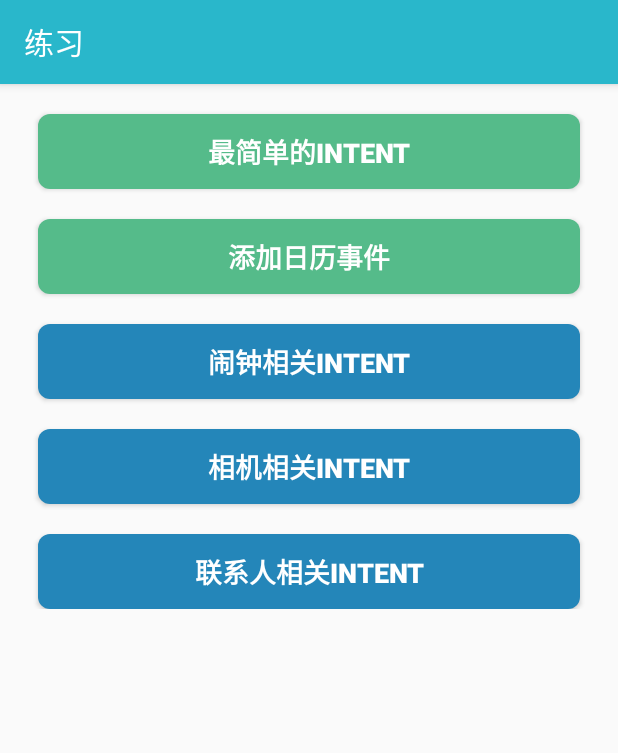
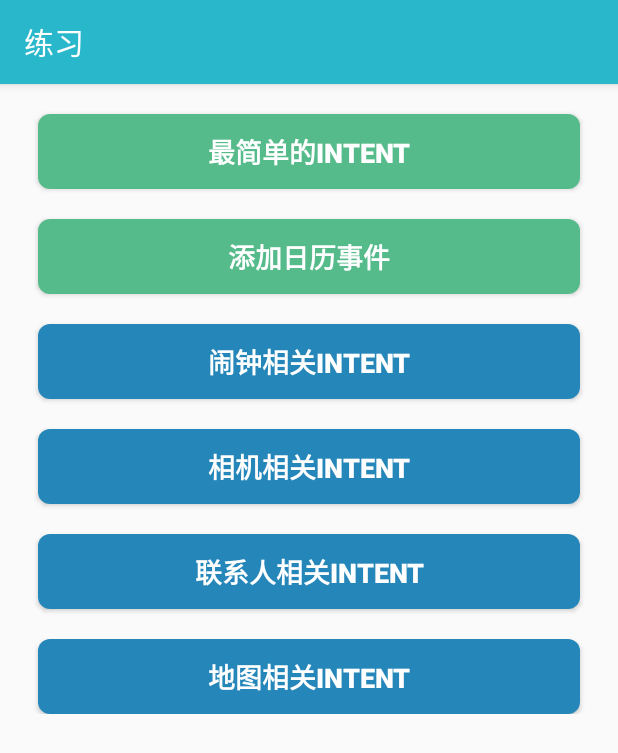
Before and after one commit to SnailLxy/exercise, an Android app: the CommonIntentActivity screen opened directly, with no data from a screen before it, on a phone screen of 412 x 824 dp. Shown: the top 753 px of the screen. Run offline under Robolectric (Android 15) with nearby library versions, the phone set to English and light mode, and no system bars; our stand-ins replace data binding.

Commit message:
[练习]-添加显示地图相关intent练习 功能： 添加显示地图相关隐式intent使用练习，使用经纬度或地址显示在地图上

```diff
--- a/app/src/main/AndroidManifest.xml
+++ b/app/src/main/AndroidManifest.xml
@@ -11,7 +11,7 @@
       android:roundIcon="@mipmap/ic_launcher_round"
       android:supportsRtl="true"
       android:theme="@style/AppTheme">
-        <activity android:name=".activity.commonintent.ContactsIntentActivity"></activity>
+
     <activity
         android:name=".activity.MainActivity"
         android:theme="@style/ExerciseActivityTheme">
@@ -44,6 +44,9 @@
         android:label="@string/exercise_alarm_intent" />
     <activity android:name=".activity.commonintent.CameraIntentActivity" />
 
+    <activity android:name=".activity.commonintent.MapIntentActivity" />
+    <activity android:name=".activity.commonintent.ContactsIntentActivity" />
+
     <provider
         android:name="androidx.core.content.FileProvider"
         android:authorities="com.lixueyang.exercise.fileProvider"
--- a/app/src/main/java/com/lixueyang/exercise/activity/commonintent/CommonIntentActivity.java
+++ b/app/src/main/java/com/lixueyang/exercise/activity/commonintent/CommonIntentActivity.java
@@ -48,6 +48,7 @@ public class CommonIntentActivity extends AppCompatActivity {
     binding.btnGotoAlarmActivity.setOnClickListener(view -> AlarmIntentActivity.startAlarmActivity(this));
     binding.btnGotoCameraActivity.setOnClickListener(view -> CameraIntentActivity.startCameraIntentActivity(this));
     binding.btnGotoContactsActivity.setOnClickListener(view -> ContactsIntentActivity.startContactsIntentActivity(this));
+    binding.btnGotoMapActivity.setOnClickListener(view -> MapIntentActivity.startMapIntentActivity(this));
   }
 
   /**
--- a/app/src/main/res/layout/activity_common_intent.xml
+++ b/app/src/main/res/layout/activity_common_intent.xml
@@ -55,6 +55,15 @@
           android:layout_height="50dp"
           android:text="@string/exercise_contacts_intent"
           app:layout_constraintTop_toBottomOf="@id/btn_goto_camera_activity" />
+
+      <Button
+          android:id="@+id/btn_goto_map_activity"
+          style="@style/GotoActivityButton"
+          android:layout_width="match_parent"
+          android:layout_height="50dp"
+          android:text="@string/exercise_map_intent"
+          app:layout_constraintTop_toBottomOf="@id/btn_goto_contacts_activity" />
+
     </androidx.constraintlayout.widget.ConstraintLayout>
   </androidx.core.widget.NestedScrollView>
 
--- a/app/src/main/res/values/strings.xml
+++ b/app/src/main/res/values/strings.xml
@@ -26,5 +26,7 @@
   <string name="exercise_phone_number">电话号码</string>
   <string name="exercise_contacts_name">联系人姓名</string>
   <string name="exercise_open_multiple_pic_from_provider">通过内容提供器获取多个文件</string>
+  <string name="exercise_map_intent">地图相关Intent</string>
+  <string name="exercise_open_map">打开地图</string>
 
 </resources>
```
Also changed, not shown: app/src/main/java/com/lixueyang/exercise/activity/commonintent/MapIntentActivity.java (added, +48 -0 lines), app/src/main/res/layout/activity_map_intent.xml (added, +29 -0 lines), 1 other file. Lines whose indentation alone changed are shown as unchanged.
